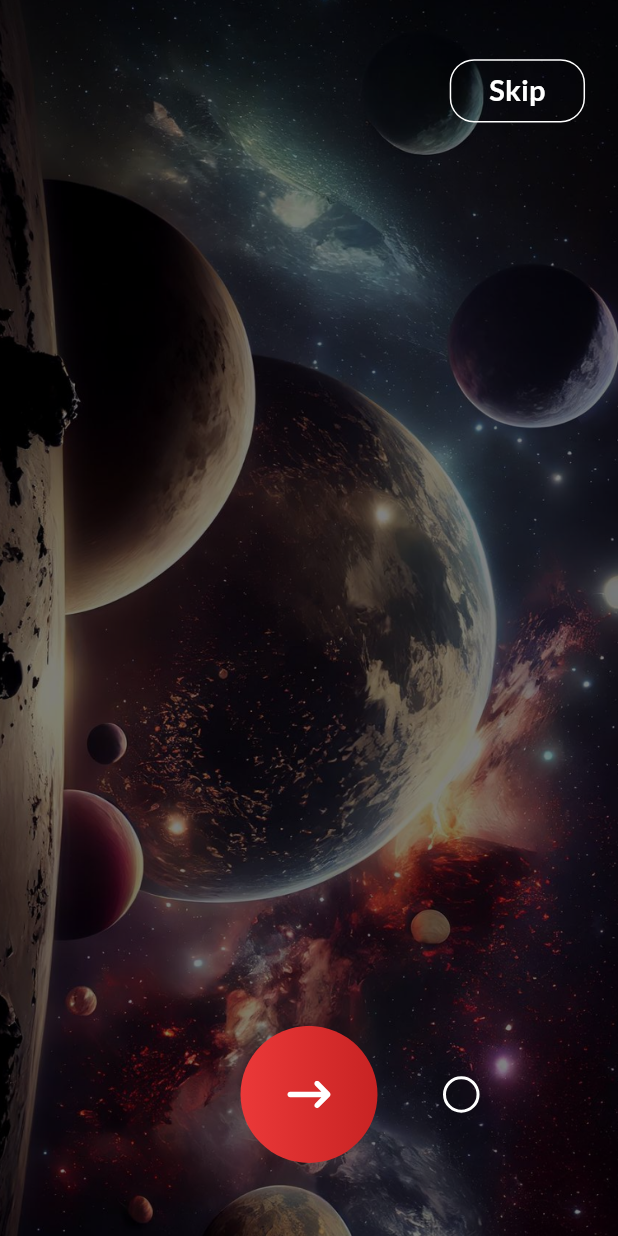
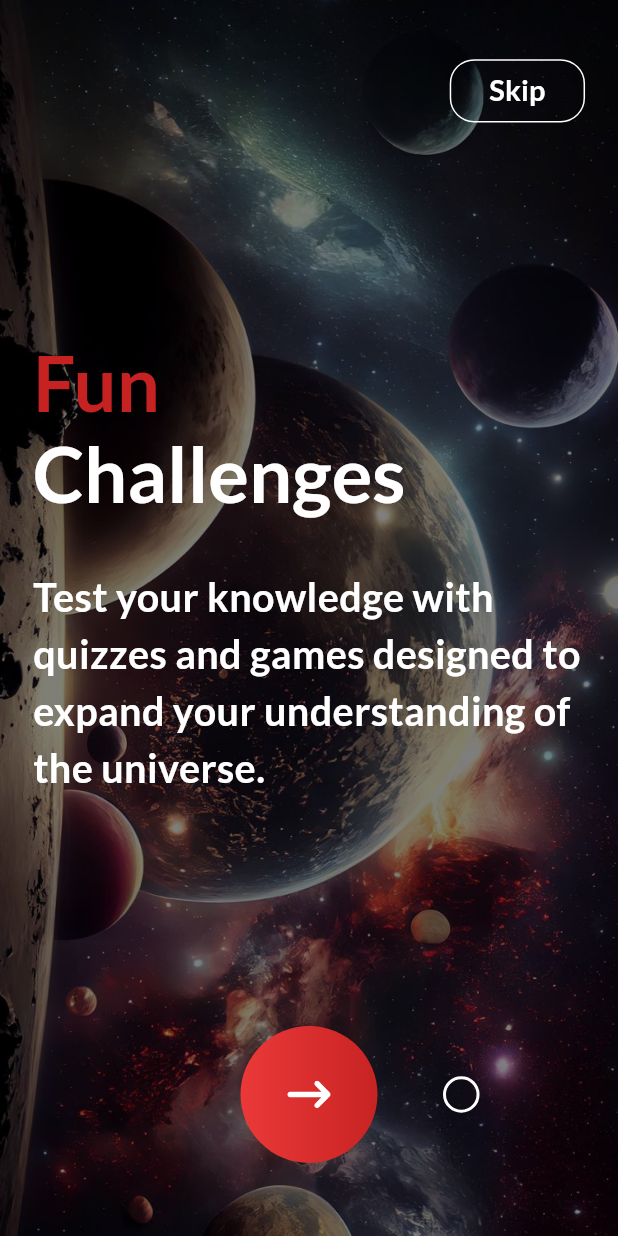
Before and after one commit to EslamElnady0/exo_planets, a Flutter app: the screen it shows after launch, swiped to page 3, on a phone screen of 412 x 824 dp. Run offline on Flutter 3.47's test engine with Material 3 defaults, Android fonts, the phone set to English and light mode, and no system bars; our stand-ins replace bloc, flutter_bloc, flutter_screenutil, flutter_svg, fluttertoast, shared_preferences.

Commit message:
- fixed on boarding dummy data - using onboarding data

```diff
--- a/lib/core/helpers/constants.dart
+++ b/lib/core/helpers/constants.dart
@@ -41,11 +41,14 @@ class Constants {
         backgroundImage: AppAssets.onboardingSecond,
         richText: RichText(
             text: TextSpan(
-                text: "Discover ",
-                style: AppTextStyles.font50WhiteW600
-                    .copyWith(color: AppColors.darkerRed),
+                text: "Inter",
+                style: AppTextStyles.font50WhiteW600,
                 children: [
-              TextSpan(text: "New Worlds", style: AppTextStyles.font50WhiteW600)
+              TextSpan(
+                  text: "active ",
+                  style: AppTextStyles.font50WhiteW600
+                      .copyWith(color: AppColors.darkerRed)),
+              TextSpan(text: "Learning", style: AppTextStyles.font50WhiteW600)
             ]))),
     OnBoardingItem(
         description:
@@ -53,11 +56,11 @@ class Constants {
         backgroundImage: AppAssets.onboardingThird,
         richText: RichText(
             text: TextSpan(
-                text: "Discover ",
+                text: "Fun     ",
                 style: AppTextStyles.font50WhiteW600
                     .copyWith(color: AppColors.darkerRed),
                 children: [
-              TextSpan(text: "New Worlds", style: AppTextStyles.font50WhiteW600)
+              TextSpan(text: "Challenges", style: AppTextStyles.font50WhiteW600)
             ]))),
     OnBoardingItem(
         description:
@@ -65,11 +68,12 @@ class Constants {
         backgroundImage: AppAssets.onboardingFourth,
         richText: RichText(
             text: TextSpan(
-                text: "Discover ",
+                text: "Get Ready ",
                 style: AppTextStyles.font50WhiteW600
                     .copyWith(color: AppColors.darkerRed),
                 children: [
-              TextSpan(text: "New Worlds", style: AppTextStyles.font50WhiteW600)
+              TextSpan(
+                  text: "for the Journey", style: AppTextStyles.font50WhiteW600)
             ]))),
   ];
 }
--- a/lib/features/onboarding/presentation/views/widgets/onboarding_page_body.dart
+++ b/lib/features/onboarding/presentation/views/widgets/onboarding_page_body.dart
@@ -1,11 +1,14 @@
+import 'package:exo_planets/core/helpers/constants.dart';
 import 'package:exo_planets/core/helpers/spacing.dart';
+import 'package:exo_planets/core/theme/app_text_styles.dart';
 import 'package:flutter/material.dart';
 import 'package:flutter_screenutil/flutter_screenutil.dart';
 
 import 'onboarding_skip_button.dart';
 
 class OnBoardingPageBody extends StatelessWidget {
-  const OnBoardingPageBody({super.key});
+  final int index;
+  const OnBoardingPageBody({super.key, required this.index});
 
   @override
   Widget build(BuildContext context) {
@@ -16,6 +19,13 @@ class OnBoardingPageBody extends StatelessWidget {
           vGap(36),
           const Align(
               alignment: Alignment.centerRight, child: OnBoardingSkipButton()),
+          vGap(138),
+          Constants.onBoardingItems[index].richText,
+          vGap(32),
+          Text(
+            Constants.onBoardingItems[index].description,
+            style: AppTextStyles.font26WhiteW600,
+          )
         ],
       ),
     );
--- a/lib/features/onboarding/presentation/views/widgets/onboarding_pages_page_view.dart
+++ b/lib/features/onboarding/presentation/views/widgets/onboarding_pages_page_view.dart
@@ -28,7 +28,9 @@ class OnBoardingPagesPageView extends StatelessWidget {
                 ),
                 fit: BoxFit.cover,
               )),
-              child: OnBoardingPageBody())),
+              child: OnBoardingPageBody(
+                index: index,
+              ))),
     );
   }
 }
```
